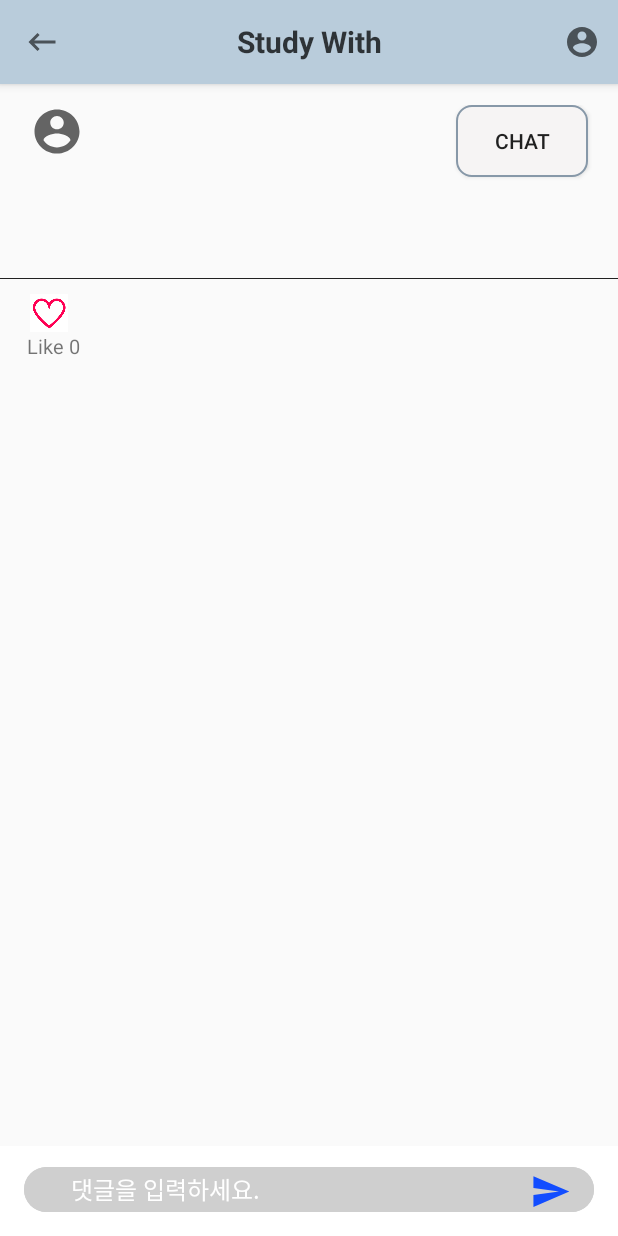
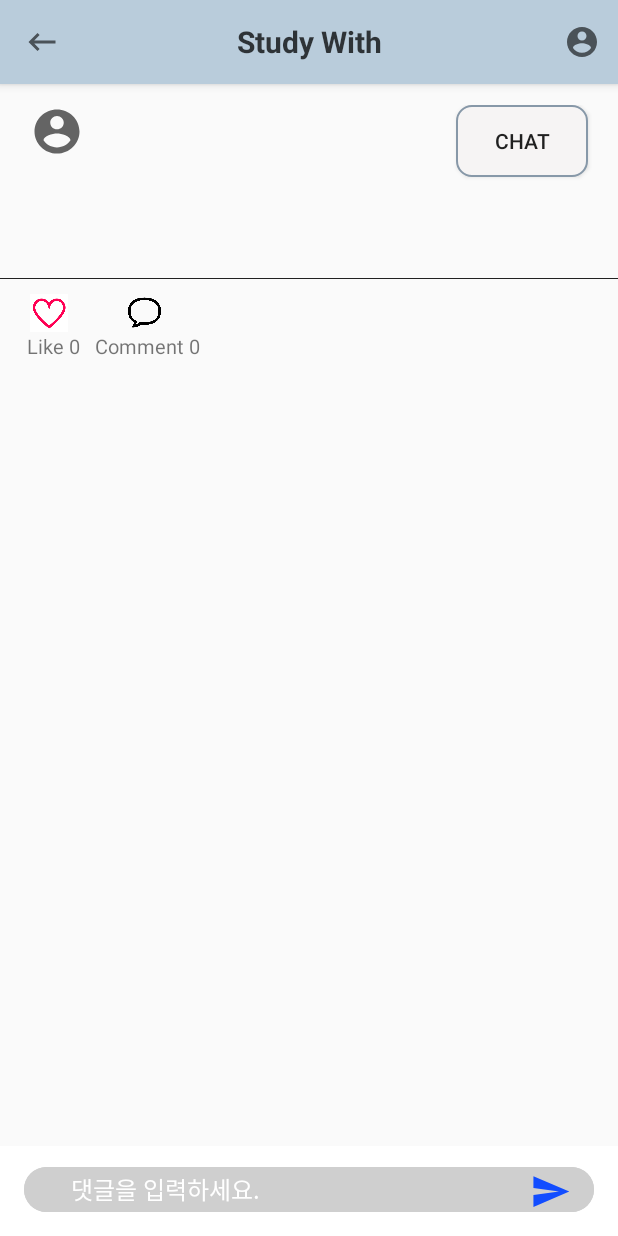
Before and after one commit to jyeon172/MP-MobileProject, an Android app: the DetailActivity screen opened directly, with no data from a screen before it, on a phone screen of 412 x 824 dp. Run offline under Robolectric (Android 15) with nearby library versions, the phone set to English and light mode, and no system bars; our stand-ins replace Firebase (no records; nobody signed in at launch, a user with empty details on screens opened directly); pictures from the network do not load; 2 statements that could not run were skipped.

Commit message:
jyeon-CommentCnt

```diff
--- a/app/src/main/java/com/example/project/DetailActivity.kt
+++ b/app/src/main/java/com/example/project/DetailActivity.kt
@@ -1,5 +1,6 @@
 package com.example.project
 
+import android.annotation.SuppressLint
 import android.content.Context
 import android.content.Intent
 import android.os.Bundle
@@ -166,6 +167,8 @@ class DetailActivity :  ToolbarBase() {
             fav_cnt.text = "Like 0"
         }
 
+
+
         val send_btn = findViewById<Button>(R.id.detailCommentButton)
 
         //토큰 가져오기
@@ -227,6 +230,7 @@ class DetailActivity :  ToolbarBase() {
 
 
     //댓글 불러오기
+    @SuppressLint("SetTextI18n")
     private fun makeCommentRecycler() {
         MyApplication.db.collection("comment")
             .whereEqualTo("docId", docId)
@@ -240,6 +244,10 @@ class DetailActivity :  ToolbarBase() {
                     itemList.add(item)
                 }
                 var itemSort = itemList.sortedBy { it.date }
+                val cnt = itemSort.size.toString()
+
+                val com_btn = findViewById<TextView>(R.id.commentCnt)
+                com_btn.text = "Comment $cnt"
                 binding.detailRecyclerView.layoutManager= LinearLayoutManager(this)
                 binding.detailRecyclerView.adapter= CommentAdapter(this, itemSort)
             }
@@ -247,6 +255,7 @@ class DetailActivity :  ToolbarBase() {
                 Log.d("kkang", "Error getting documents: ", exception)
                 Toast.makeText(this, "서버로부터 데이터 획득에 실패했습니다.", Toast.LENGTH_SHORT).show()
             }
+
     }
 
     private fun saveStore(){
--- a/app/src/main/java/com/example/project/MainActivity.kt
+++ b/app/src/main/java/com/example/project/MainActivity.kt
@@ -90,9 +90,9 @@ class MainActivity : AppCompatActivity() , NavigationView.OnNavigationItemSelect
             startActivity(Intent(this, MainActivity2::class.java))
         }else {
             setContentView(binding2.root) // 툴바O, 최신글O
-            makeRecycler1View()
-            makeRecycler2View() //세부2 최신글
-            makeRecycler3View() //세부3 최신글
+//            makeRecycler1View()
+//            makeRecycler2View() //세부2 최신글
+//            makeRecycler3View() //세부3 최신글
         }
     }
     private fun makeRecycler1View() {
--- a/app/src/main/res/layout/item_detail.xml
+++ b/app/src/main/res/layout/item_detail.xml
@@ -108,6 +108,8 @@
                 android:layout_height="wrap_content"
                 android:layout_marginLeft="20dp"
                 android:layout_marginTop="5dp"
+                android:linksClickable="true"
+                android:autoLink="web"
                 android:textSize="18sp"
                 app:layout_constraintRight_toRightOf="@id/detailTitleView"
                 app:layout_constraintLeft_toLeftOf="parent"
@@ -151,6 +153,27 @@
                 app:layout_constraintStart_toStartOf="parent"
                 app:layout_constraintTop_toBottomOf="@id/favoriteButton" />
 
+            <ImageButton
+                android:id="@+id/commentImg"
+                android:layout_width="22dp"
+                android:layout_height="22dp"
+                android:background="@drawable/ic_comment"
+                android:layout_marginLeft="65dp"
+                android:layout_marginTop="11dp"
+                app:layout_constraintLeft_toLeftOf="@id/favoriteButton"
+                app:layout_constraintTop_toBottomOf="@id/contentEndLine"/>
+
+            <TextView
+                android:id="@+id/commentCnt"
+                android:layout_width="wrap_content"
+                android:layout_height="wrap_content"
+                android:text="Comment 0"
+                android:textSize="13sp"
+                android:layout_marginLeft="45dp"
+                app:layout_constraintLeft_toLeftOf="@id/favoriteTextview"
+                app:layout_constraintTop_toBottomOf="@id/favoriteButton" />
+
+
             <androidx.recyclerview.widget.RecyclerView
                 android:id="@+id/detailRecyclerView"
                 android:layout_width="match_parent"
```
Also changed, not shown: app/src/main/res/drawable-v24/ic_comment.png (added), 386 other files.
